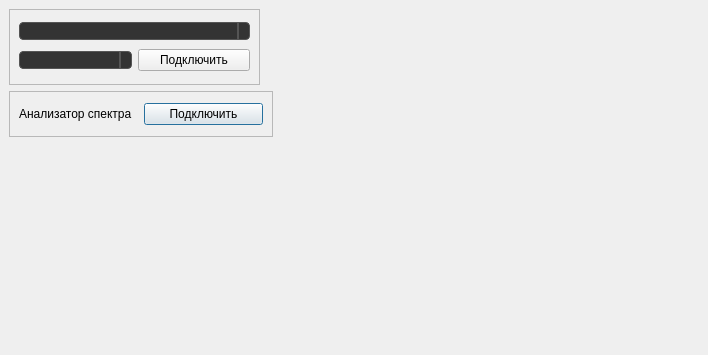
The window that settingsdialog.ui (vitalisimys/Check_station) describes before a commit, drawn with Qt 5.
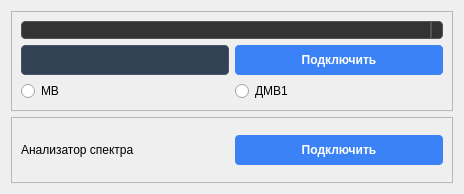
The same window after the commit. Icons and pictures are not drawn.

Commit message: Пилю интерфейс

What changed in the file:
```diff
--- a/settingsdialog.ui
+++ b/settingsdialog.ui
@@ -6,54 +6,16 @@
    <rect>
     <x>0</x>
     <y>0</y>
-    <width>708</width>
-    <height>355</height>
+    <width>464</width>
+    <height>194</height>
    </rect>
   </property>
   <property name="windowTitle">
    <string>Dialog</string>
   </property>
-  <widget class="QFrame" name="frame">
-   <property name="geometry">
-    <rect>
-     <x>9</x>
-     <y>91</y>
-     <width>264</width>
-     <height>46</height>
-    </rect>
-   </property>
-   <property name="frameShape">
-    <enum>QFrame::StyledPanel</enum>
-   </property>
-   <property name="frameShadow">
-    <enum>QFrame::Raised</enum>
-   </property>
-   <layout class="QHBoxLayout" name="horizontalLayout">
+  <layout class="QVBoxLayout" name="verticalLayout_2">
     <item>
-     <widget class="QLabel" name="label">
-      <property name="text">
-       <string>Анализатор спектра</string>
-      </property>
-     </widget>
-    </item>
-    <item>
-     <widget class="QPushButton" name="pushButtonConnectAnalyzer">
-      <property name="text">
-       <string>Подключить</string>
-      </property>
-     </widget>
-    </item>
-   </layout>
-  </widget>
   <widget class="QFrame" name="frame_2">
-   <property name="geometry">
-    <rect>
-     <x>9</x>
-     <y>9</y>
-     <width>251</width>
-     <height>76</height>
-    </rect>
-   </property>
    <property name="frameShape">
     <enum>QFrame::StyledPanel</enum>
    </property>
@@ -117,12 +79,14 @@
          </sizepolicy>
         </property>
         <property name="styleSheet">
-         <string notr="true">QComboBox {
-    background-color: #333333; /* Темный фон */
-    color: #FFFFFF;            /* Белый текст */
-    border: 1px solid #555555; /* Тонкая рамка */
-    border-radius: 4px;        /* Скругленные углы */
-    padding: 0px 20px;         /* Отступы внутри */
+           <string notr="true">/* === КОМБОБОКСЫ === */
+QComboBox {
+background-color: #334155;
+border: 1px solid #475569;
+border-radius: 4px;
+padding: 6px 10px;
+color: #e2e8f0;
+min-width: 150px;
 }
 
 QComboBox:hover {
@@ -130,31 +94,53 @@
 }
 
 QComboBox::drop-down {
-    subcontrol-origin: padding;
-    subcontrol-position: right center;
-    width: 10px;               /* Ширина кнопки выпадающего списка */
-    border-left: 2px solid #555555; /* левая граница кнопки полоска */
-}
-
-QComboBox QAbstractItemView {
-    background-color: #555555; /* Фон выпадающего списка */
-    color: #FFFFFF;            /* Цвет текста в списке */
-     border: 1px solid #555555; /* Тонкая рамка */
-    selection-background-color: #111111; /* Фон выбранного элемента */
-    selection-color: #FFFFFF;  /* Цвет текста выбранного элемента */
+border: none;
+width: 25px;
 }
 
 QComboBox::down-arrow {
-    image: url(:/caret-down.svg);
-    width: 12px;
-    height: 12px;
-    margin: 2px;
+image: none;
+border-left: 5px solid transparent;
+border-right: 5px solid transparent;
+border-top: 6px solid #94a3b8;
+margin-right: 8px;
+}
+
+QComboBox QAbstractItemView {
+background-color: #1e293b;
+border: 1px solid #475569;
+selection-background-color: #3b82f6;
+color: #e2e8f0;
 }</string>
         </property>
        </widget>
       </item>
       <item>
        <widget class="QPushButton" name="pushButtonConnectStation">
+          <property name="styleSheet">
+           <string notr="true">QPushButton {
+    background-color: #3b82f6;         /* Синий акцент */
+    color: white;
+    border: none;
+    padding: 8px 16px;
+    border-radius: 4px;
+    font-weight: bold;
+    min-width: 80px;
+}
+
+QPushButton:hover {
+    background-color: #2563eb;
+}
+
+QPushButton:pressed {
+    background-color: #1d4ed8;
+}
+
+QPushButton:disabled {
+    background-color: #475569;
+    color: #94a3b8;
+}</string>
+          </property>
         <property name="text">
          <string>Подключить</string>
         </property>
@@ -162,8 +148,78 @@
       </item>
      </layout>
     </item>
-   </layout>
-  </widget>
+      <item>
+       <layout class="QHBoxLayout" name="horizontalLayout_3">
+        <item>
+         <widget class="QRadioButton" name="radioButton">
+          <property name="text">
+           <string>МВ</string>
+          </property>
+         </widget>
+        </item>
+        <item>
+         <widget class="QRadioButton" name="radioButton_2">
+          <property name="text">
+           <string>ДМВ1</string>
+          </property>
+         </widget>
+        </item>
+       </layout>
+      </item>
+     </layout>
+    </widget>
+   </item>
+   <item>
+    <widget class="QFrame" name="frame">
+     <property name="frameShape">
+      <enum>QFrame::StyledPanel</enum>
+     </property>
+     <property name="frameShadow">
+      <enum>QFrame::Raised</enum>
+     </property>
+     <layout class="QHBoxLayout" name="horizontalLayout">
+      <item>
+       <widget class="QLabel" name="label">
+        <property name="text">
+         <string>Анализатор спектра</string>
+        </property>
+       </widget>
+      </item>
+      <item>
+       <widget class="QPushButton" name="pushButtonConnectAnalyzer">
+        <property name="styleSheet">
+         <string notr="true">QPushButton {
+    background-color: #3b82f6;         /* Синий акцент */
+    color: white;
+    border: none;
+    padding: 8px 16px;
+    border-radius: 4px;
+    font-weight: bold;
+    min-width: 80px;
+}
+
+QPushButton:hover {
+    background-color: #2563eb;
+}
+
+QPushButton:pressed {
+    background-color: #1d4ed8;
+}
+
+QPushButton:disabled {
+    background-color: #475569;
+    color: #94a3b8;
+}</string>
+        </property>
+        <property name="text">
+         <string>Подключить</string>
+        </property>
+       </widget>
+      </item>
+     </layout>
+    </widget>
+   </item>
+  </layout>
  </widget>
  <resources/>
  <connections/>
```
Left out of the diff: 2 changed lines with no effect on the pictures. Lines whose indentation alone changed are shown as unchanged. The commit also changes 7 other files.
